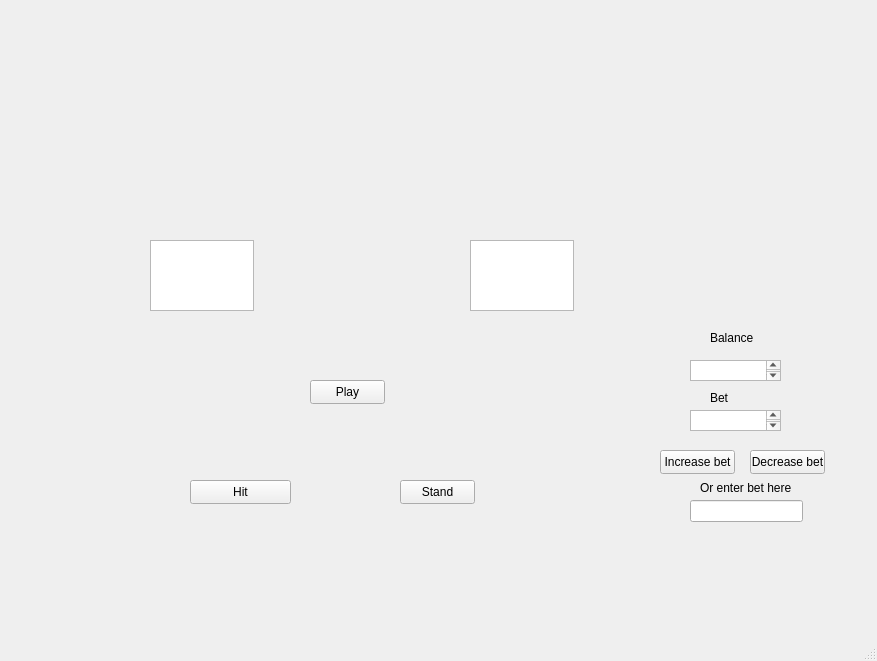
This is mainwindow.ui in Eugene1703/BlackJack_QT as Qt 5 draws it before an edit. The edited form follows.
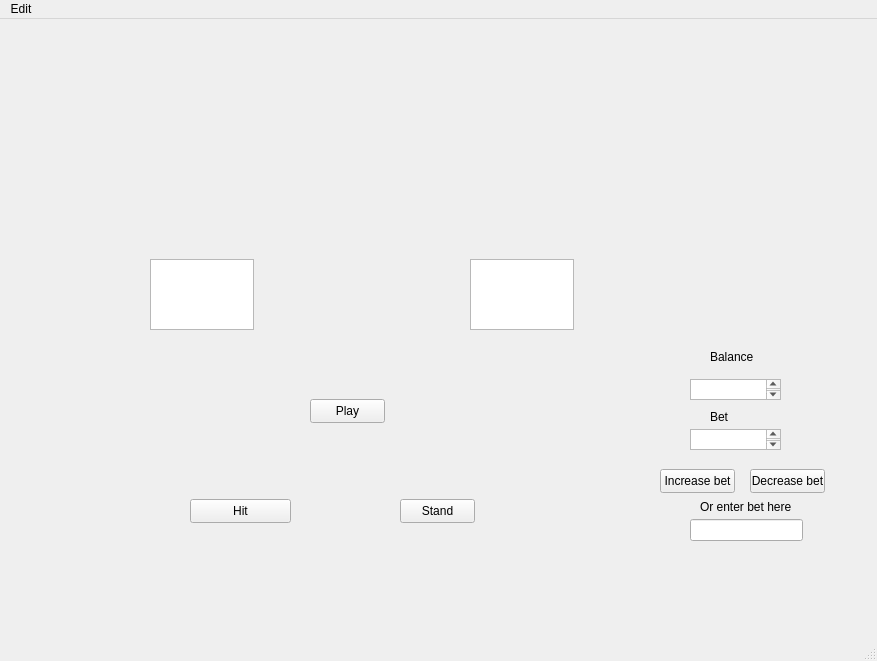
This is the edited form.

What changed in the file:
```diff
--- a/mainwindow.ui
+++ b/mainwindow.ui
@@ -200,6 +200,13 @@
      <height>22</height>
     </rect>
    </property>
+   <widget class="QMenu" name="menuEdit">
+    <property name="title">
+     <string>Edit</string>
+    </property>
+    <addaction name="actionChange_skins"/>
+   </widget>
+   <addaction name="menuEdit"/>
   </widget>
   <widget class="QStatusBar" name="statusbar"/>
  </widget>
```
Left out of the diff: 5 changed lines with no effect on the pictures.
